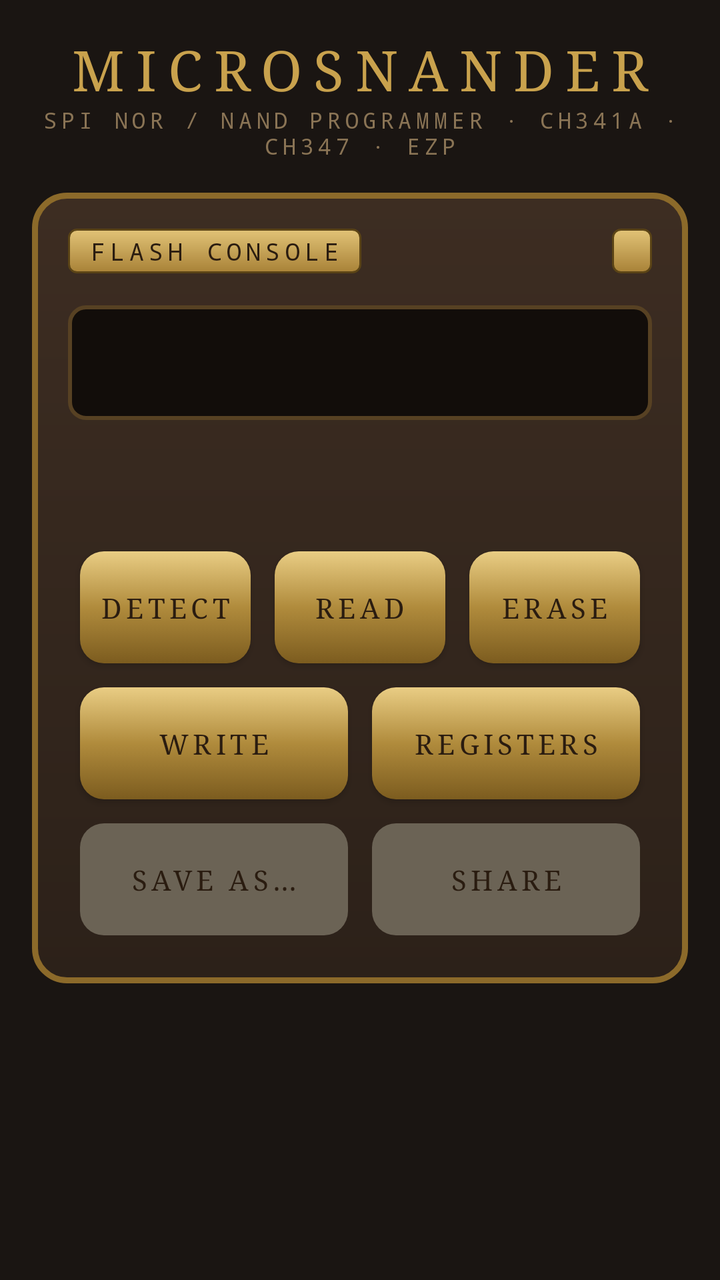
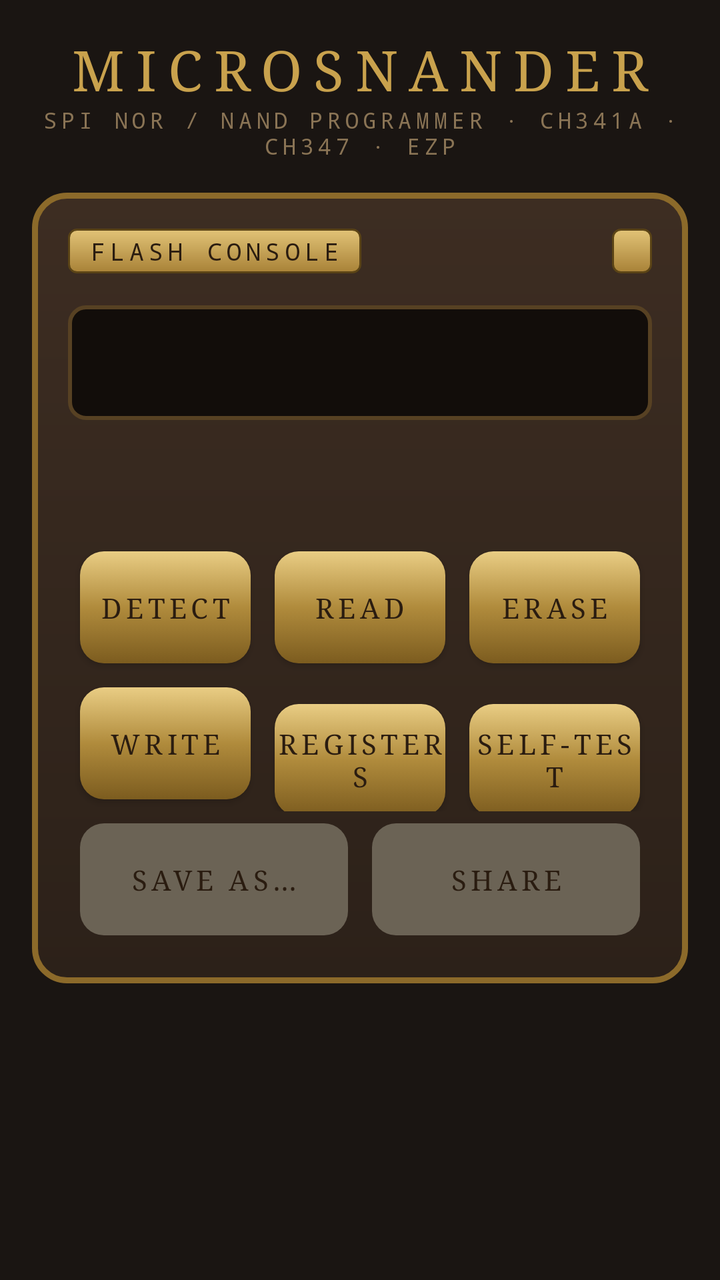

Two renders of the same Android screen: before a commit and after it. Below are the layout's source before the change and the commit's diff.
<!-- AndroidManifest.xml: application theme Theme.MicroSNANDer -->
<!-- res/layout/activity_main.xml -->
<?xml version="1.0" encoding="utf-8"?>
<ScrollView xmlns:android="http://schemas.android.com/apk/res/android"
    android:layout_width="match_parent"
    android:layout_height="match_parent"
    android:fillViewport="true">

    <LinearLayout
        android:layout_width="match_parent"
        android:layout_height="wrap_content"
        android:gravity="center_horizontal"
        android:orientation="vertical"
        android:padding="16dp">

        <TextView
            android:layout_width="wrap_content"
            android:layout_height="wrap_content"
            android:fontFamily="serif"
            android:letterSpacing="0.2"
            android:text="@string/app_name"
            android:textAllCaps="true"
            android:textColor="@color/brass"
            android:textSize="28sp" />

        <TextView
            android:layout_width="wrap_content"
            android:layout_height="wrap_content"
            android:layout_marginBottom="16dp"
            android:fontFamily="monospace"
            android:gravity="center"
            android:letterSpacing="0.2"
            android:text="@string/subtitle"
            android:textAllCaps="true"
            android:textColor="@color/dim"
            android:textSize="11sp" />

        <LinearLayout
            android:layout_width="match_parent"
            android:layout_height="wrap_content"
            android:background="@drawable/panel"
            android:orientation="vertical"
            android:padding="18dp">

            <LinearLayout
                android:layout_width="match_parent"
                android:layout_height="wrap_content"
                android:orientation="horizontal">

                <TextView
                    style="@style/Plate"
                    android:layout_width="wrap_content"
                    android:layout_height="wrap_content"
                    android:text="@string/console" />

                <View
                    android:layout_width="0dp"
                    android:layout_height="1dp"
                    android:layout_weight="1" />

                <TextView
                    android:id="@+id/version"
                    style="@style/Plate"
                    android:layout_width="wrap_content"
                    android:layout_height="wrap_content" />
            </LinearLayout>

            <TextView
                android:id="@+id/state"
                android:layout_width="match_parent"
                android:layout_height="wrap_content"
                android:layout_marginTop="16dp"
                android:background="@drawable/display"
                android:fontFamily="monospace"
                android:letterSpacing="0.15"
                android:padding="14dp"
                android:textColor="@color/amber"
                android:textSize="22sp" />

            <ProgressBar
                android:id="@+id/bar"
                style="@android:style/Widget.Material.ProgressBar.Horizontal"
                android:layout_width="match_parent"
                android:layout_height="wrap_content"
                android:layout_marginTop="8dp"
                android:max="100"
                android:progressTint="@color/amber"
                android:visibility="invisible" />

            <TextView
                android:id="@+id/meta"
                android:layout_width="match_parent"
                android:layout_height="wrap_content"
                android:layout_marginTop="6dp"
                android:fontFamily="monospace"
                android:lineSpacingMultiplier="1.2"
                android:textColor="@color/dim"
                android:textSize="13sp" />

            <LinearLayout
                android:layout_width="match_parent"
                android:layout_height="wrap_content"
                android:layout_marginTop="12dp"
                android:orientation="vertical">
            <LinearLayout
                android:layout_width="match_parent"
                android:layout_height="wrap_content"
                android:orientation="horizontal">
                <Button
                    android:id="@+id/b_detect"
                    style="@style/Brass"
                    android:layout_width="0dp"
                    android:layout_height="wrap_content"
                    android:layout_weight="1"
                    android:text="@string/detect" />
                <Button
                    android:id="@+id/b_read"
                    style="@style/Brass"
                    android:layout_width="0dp"
                    android:layout_height="wrap_content"
                    android:layout_weight="1"
                    android:text="@string/read" />
                <Button
                    android:id="@+id/b_erase"
                    style="@style/Brass"
                    android:layout_width="0dp"
                    android:layout_height="wrap_content"
                    android:layout_weight="1"
                    android:text="@string/erase" />
            </LinearLayout>
            <LinearLayout
                android:layout_width="match_parent"
                android:layout_height="wrap_content"
                android:orientation="horizontal">
                <Button
                    android:id="@+id/b_write"
                    style="@style/Brass"
                    android:layout_width="0dp"
                    android:layout_height="wrap_content"
                    android:layout_weight="1"
                    android:text="@string/write" />
                <Button
                    android:id="@+id/b_registers"
                    style="@style/Brass"
                    android:layout_width="0dp"
                    android:layout_height="wrap_content"
                    android:layout_weight="1"
                    android:text="@string/registers" />
            </LinearLayout>
            <LinearLayout
                android:layout_width="match_parent"
                android:layout_height="wrap_content"
                android:orientation="horizontal">
                <Button
                    android:id="@+id/b_save_as"
                    style="@style/Brass"
                    android:layout_width="0dp"
                    android:layout_height="wrap_content"
                    android:layout_weight="1"
                    android:enabled="false"
                    android:text="@string/save_as" />
                <Button
                    android:id="@+id/b_share"
                    style="@style/Brass"
                    android:layout_width="0dp"
                    android:layout_height="wrap_content"
                    android:layout_weight="1"
                    android:enabled="false"
                    android:text="@string/share" />
            </LinearLayout>
            </LinearLayout>
        </LinearLayout>

        <LinearLayout
            android:id="@+id/regs_panel"
            android:layout_width="match_parent"
            android:layout_height="wrap_content"
            android:layout_marginTop="16dp"
            android:background="@drawable/panel"
            android:orientation="vertical"
            android:padding="18dp"
            android:visibility="gone">

            <LinearLayout
                android:layout_width="match_parent"
                android:layout_height="wrap_content"
                android:orientation="horizontal">

                <TextView
                    style="@style/Plate"
                    android:layout_width="wrap_content"
                    android:layout_height="wrap_content"
                    android:text="@string/status_registers" />

                <View
                    android:layout_width="0dp"
                    android:layout_height="1dp"
                    android:layout_weight="1" />

                <TextView
                    android:id="@+id/regs_title"
                    style="@style/Plate"
                    android:layout_width="wrap_content"
                    android:layout_height="wrap_content" />
            </LinearLayout>

            <GridLayout
                android:id="@+id/regs"
                android:layout_width="wrap_content"
                android:layout_height="wrap_content"
                android:layout_gravity="center_horizontal"
                android:layout_marginTop="12dp"
                android:columnCount="9" />

            <TextView
                android:layout_width="match_parent"
                android:layout_height="wrap_content"
                android:layout_marginTop="10dp"
                android:fontFamily="monospace"
                android:text="@string/registers_note"
                android:textColor="@color/dim"
                android:textSize="11sp" />

            <Button
                android:id="@+id/b_unprotect"
                style="@style/Brass"
                android:layout_width="wrap_content"
                android:layout_height="wrap_content"
                android:layout_gravity="end"
                android:paddingLeft="24dp"
                android:paddingRight="24dp"
                android:text="@string/unprotect" />
        </LinearLayout>
    </LinearLayout>
</ScrollView>
<!-- resources referenced by this layout -->
<resources>
  <color name="amber">#ffb347</color>
  <color name="brass">#c9a24d</color>
  <color name="dim">#8a7455</color>
  <!-- drawable display (drawable) -->
  <?xml version="1.0" encoding="utf-8"?>
  <shape xmlns:android="http://schemas.android.com/apk/res/android">
      <corners android:radius="8dp" />
      <stroke android:width="2dp" android:color="#574123" />
      <solid android:color="#120d0a" />
  </shape>
  <!-- drawable panel (drawable) -->
  <?xml version="1.0" encoding="utf-8"?>
  <shape xmlns:android="http://schemas.android.com/apk/res/android">
      <corners android:radius="16dp" />
      <stroke android:width="3dp" android:color="@color/brass2" />
      <gradient android:angle="270" android:startColor="@color/panel2" android:endColor="@color/panel" />
  </shape>
  <string name="app_name">MicroSNANDer</string>
  <string name="console">FLASH CONSOLE</string>
  <string name="detect">Detect</string>
  <string name="erase">Erase</string>
  <string name="read">Read</string>
  <string name="registers">Registers</string>
  <string name="registers_note">Bit names as on most Winbond-type chips. Amber: a protection bit. Clear protection clears BP, SRP and CMP, as -u does, and keeps QE.</string>
  <string name="save_as">Save as…</string>
  <string name="share">Share</string>
  <string name="status_registers">STATUS REGISTERS</string>
  <string name="subtitle">SPI NOR / NAND programmer · CH341A · CH347 · EZP</string>
  <string name="unprotect">Clear protection</string>
  <string name="write">Write</string>
  <style name="Brass" parent="android:Widget.Material.Button">
          <item name="android:background">@drawable/brass_button</item>
          <item name="android:textColor">@color/ink_dark</item>
          <item name="android:textSize">14sp</item>
          <item name="android:letterSpacing">0.15</item>
          <item name="android:fontFamily">serif</item>
          <item name="android:minHeight">56dp</item>
          <item name="android:layout_margin">6dp</item>
          <item name="android:focusable">true</item>
      </style>
  <style name="Plate">
          <item name="android:background">@drawable/plate</item>
          <item name="android:textColor">@color/ink_dark</item>
          <item name="android:fontFamily">monospace</item>
          <item name="android:textSize">12sp</item>
          <item name="android:letterSpacing">0.2</item>
          <item name="android:paddingLeft">10dp</item>
          <item name="android:paddingRight">10dp</item>
          <item name="android:paddingTop">3dp</item>
          <item name="android:paddingBottom">3dp</item>
      </style>
  <style name="Theme.MicroSNANDer" parent="android:Theme.Material.NoActionBar">
          <item name="android:windowBackground">@color/bg</item>
          <item name="android:colorPrimary">@color/panel</item>
          <item name="android:colorPrimaryDark">@color/bg</item>
          <item name="android:colorAccent">@color/amber</item>
          <item name="android:textColor">@color/ink</item>
      </style>
  <color name="brass2">#8c6a2a</color>
  <color name="panel2">#3d2d22</color>
  <color name="panel">#2c2119</color>
  <color name="ink_dark">#2a1c10</color>
  <!-- drawable plate (drawable) -->
  <?xml version="1.0" encoding="utf-8"?>
  <shape xmlns:android="http://schemas.android.com/apk/res/android">
      <corners android:radius="4dp" />
      <stroke android:width="1dp" android:color="#5b4416" />
      <gradient android:angle="270" android:startColor="#e2c377" android:endColor="#a88237" />
  </shape>
  <color name="bg">#1a1512</color>
  <color name="ink">#e8d9b8</color>
  <!-- unchanged entries left out for length: 1 -->
</resources>

<!-- the commit's change to res/layout/activity_main.xml (unified diff, before → after) -->
@@ -144,6 +144,13 @@
                     android:layout_height="wrap_content"
                     android:layout_weight="1"
                     android:text="@string/registers" />
+                <Button
+                    android:id="@+id/b_selftest"
+                    style="@style/Brass"
+                    android:layout_width="0dp"
+                    android:layout_height="wrap_content"
+                    android:layout_weight="1"
+                    android:text="@string/selftest" />
             </LinearLayout>
             <LinearLayout
                 android:layout_width="match_parent"
<!-- resource entries referenced after the edit -->
@@ -25,6 +25,7 @@
   <string name="registers">Registers</string>
   <string name="registers_note">Bit names as on most Winbond-type chips. Amber: a protection bit. Clear protection clears BP, SRP and CMP, as -u does, and keeps QE.</string>
   <string name="save_as">Save as…</string>
+  <string name="selftest">Self-test</string>
   <string name="share">Share</string>
   <string name="status_registers">STATUS REGISTERS</string>
   <string name="subtitle">SPI NOR / NAND programmer · CH341A · CH347 · EZP</string>
